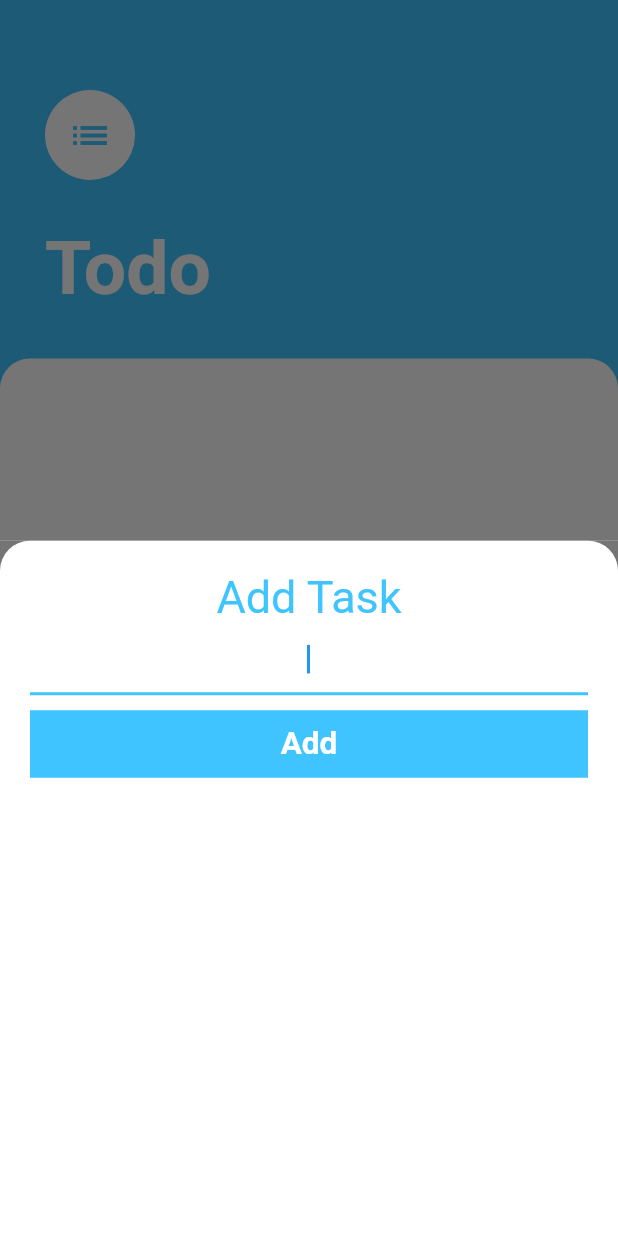
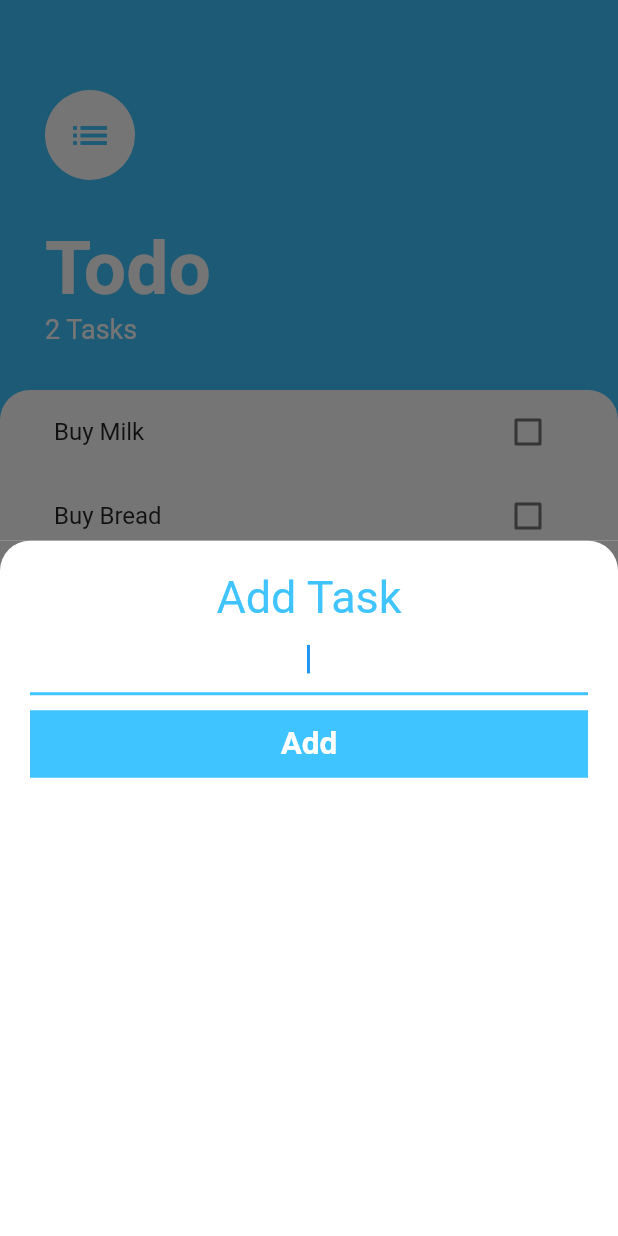
Before and after one commit to Joshuauzor/todoapp, a Flutter app: the screen it shows after launch, after a tap on the "add" icon, on a phone screen of 412 x 824 dp. Run offline on Flutter 3.47's test engine with Material 2 defaults, Android fonts, the phone set to English and light mode, and no system bars; our stand-ins replace gap.

Commit message:
state management

```diff
--- a/lib/app/index.dart
+++ b/lib/app/index.dart
@@ -1,5 +1,7 @@
 import 'package:flutter/material.dart';
+import 'package:provider/provider.dart';
 import 'package:todo/core/navigators/navigators.dart';
+import 'package:todo/features/home/home.dart';
 
 class MyApp extends StatelessWidget {
   const MyApp({Key? key}) : super(key: key);
@@ -7,7 +9,11 @@ class MyApp extends StatelessWidget {
   // This widget is the root of your application.
   @override
   Widget build(BuildContext context) {
-    return MaterialApp(
+    return MultiProvider(
+      providers: [
+        ChangeNotifierProvider(create: (context) => HomeViewModel()),
+      ],
+      child: MaterialApp(
         title: 'JoshTodoApp',
         debugShowCheckedModeBanner: false,
         theme: ThemeData(
@@ -17,6 +23,7 @@ class MyApp extends StatelessWidget {
         ),
         initialRoute: Routes.splashView,
         onGenerateRoute: generateRoute,
+      ),
     );
   }
 }
--- a/lib/features/home/presentation/widgets/add_todo.dart
+++ b/lib/features/home/presentation/pages/add_todo.dart
@@ -45,6 +45,7 @@ class _AddTodoScreenState extends State<AddTodoScreen> {
                 fontSize: 30,
               ),
               TextFormField(
+                controller: _taskController,
                 autofocus: true,
                 textAlign: TextAlign.center,
                 keyboardType: TextInputType.text,
@@ -68,9 +69,6 @@ class _AddTodoScreenState extends State<AddTodoScreen> {
                   }
                   return null;
                 },
-                // onChanged: (value) {
-                //   taskTitleInput = value;
-                // },
               ),
               const Gap(10),
               TouchableOpacity(
@@ -78,7 +76,7 @@ class _AddTodoScreenState extends State<AddTodoScreen> {
                   if (_formKey.currentState!.validate()) {
                     // add
                     Provider.of<HomeViewModel>(context, listen: false)
-                        .addTask(taskTitleInput);
+                        .addTask(_taskController.text.trim());
                     Navigator.pop(context);
                   }
                 },
--- a/lib/features/home/presentation/pages/home_view.dart
+++ b/lib/features/home/presentation/pages/home_view.dart
@@ -1,7 +1,7 @@
 import 'package:flutter/material.dart';
 import 'package:gap/gap.dart';
 import 'package:provider/provider.dart';
-import 'package:todo/app/styles/colors.dart';
+import 'package:todo/app/app.dart';
 import 'package:todo/features/home/home.dart';
 
 class HomeView extends StatefulWidget {
@@ -14,9 +14,7 @@ class HomeView extends StatefulWidget {
 class _HomeViewState extends State<HomeView> {
   @override
   Widget build(BuildContext context) {
-    return Provider(
-      create: (context) => HomeViewModel(),
-      child: Scaffold(
+    return Scaffold(
       backgroundColor: AppColors.primaryColor,
       body: Column(
         crossAxisAlignment: CrossAxisAlignment.start,
@@ -26,8 +24,8 @@ class _HomeViewState extends State<HomeView> {
                 top: 60.0, left: 30.0, right: 30.0, bottom: 30.0),
             child: Column(
               crossAxisAlignment: CrossAxisAlignment.start,
-                children: const [
-                  CircleAvatar(
+              children: [
+                const CircleAvatar(
                   child: Icon(
                     Icons.list,
                     size: 30.0,
@@ -36,8 +34,8 @@ class _HomeViewState extends State<HomeView> {
                   backgroundColor: Colors.white,
                   radius: 30.0,
                 ),
-                  Gap(30),
-                  Text(
+                const Gap(30),
+                const Text(
                   'Todo',
                   style: TextStyle(
                     color: Colors.white,
@@ -45,10 +43,11 @@ class _HomeViewState extends State<HomeView> {
                     fontWeight: FontWeight.w700,
                   ),
                 ),
-                  // Text(
-                  //   '${Provider.of<TaskData>(context).taskCount} Tasks',
-                  //   style: const TextStyle(color: Colors.white, fontSize: 18.0),
-                  // ),
+                BodyText(
+                  '${Provider.of<HomeViewModel>(context).tasks.length} Tasks',
+                  fontSize: 18,
+                  color: AppColors.white,
+                ),
               ],
             ),
           ),
@@ -62,7 +61,7 @@ class _HomeViewState extends State<HomeView> {
                   topRight: Radius.circular(20.0),
                 ),
               ),
-                // child: TasksList(),
+              child: const TasksList(),
             ),
           )
         ],
@@ -77,7 +76,6 @@ class _HomeViewState extends State<HomeView> {
           );
         },
       ),
-      ),
     );
   }
 }
--- a/lib/features/home/presentation/pages/pages.dart
+++ b/lib/features/home/presentation/pages/pages.dart
@@ -1 +1,2 @@
 export 'home_view.dart';
+export 'add_todo.dart';
--- a/lib/features/home/presentation/viewmodel/home_viewmodel.dart
+++ b/lib/features/home/presentation/viewmodel/home_viewmodel.dart
@@ -1,9 +1,42 @@
+import 'dart:collection';
+
 import 'package:flutter/material.dart';
 
 class HomeViewModel extends ChangeNotifier {
-  List<TaskModel> get tasks => HomeService.tasks;
+  // List<Task> get tasks => HomeService.tasks;
+  final List<Task> _tasks = [
+    Task(name: 'Buy Milk'),
+    Task(name: 'Buy Bread'),
+  ];
 
-  void addTask(String taskTitle){
-    final task = Task
+  UnmodifiableListView<Task> get tasks {
+    return UnmodifiableListView(_tasks);
+  }
+
+  void addTask(String taskTitle) {
+    final task = Task(name: taskTitle);
+    _tasks.add(task);
+    notifyListeners();
+  }
+
+  void removeTask(task) {
+    _tasks.remove(task);
+    notifyListeners();
+  }
+
+  void updateTask(Task task) {
+    task.toggleDone();
+    notifyListeners();
   }
 }
+
+class Task {
+  final String name;
+  bool isDone;
+
+  Task({required this.name, this.isDone = false});
+
+  void toggleDone() {
+    isDone = !isDone;
+  }
+}
--- a/lib/features/home/presentation/widgets/tasks_list.dart
+++ b/lib/features/home/presentation/widgets/tasks_list.dart
@@ -1,11 +1,11 @@
 import 'package:flutter/material.dart';
 import 'package:todo/features/home/home.dart';
 import 'package:todo/features/home/presentation/widgets/tasks_tile.dart';
-import 'package:todojo/models/tasks.dart';
-import 'package:todojo/widgets/tasks_tile.dart';
 import 'package:provider/provider.dart';
 
 class TasksList extends StatelessWidget {
+  const TasksList({Key? key}) : super(key: key);
+
   @override
   Widget build(BuildContext context) {
     return Consumer<HomeViewModel>(
@@ -25,7 +25,7 @@ class TasksList extends StatelessWidget {
               },
             );
           },
-          itemCount: model.taskCount,
+          itemCount: model.tasks.length,
         );
       },
     );
--- a/lib/features/home/presentation/widgets/widgets.dart
+++ b/lib/features/home/presentation/widgets/widgets.dart
@@ -1,3 +1,2 @@
-export 'add_todo.dart';
 export 'task_checkbox.dart';
 export 'tasks_list.dart';
```
Lines whose indentation alone changed are shown as unchanged.
